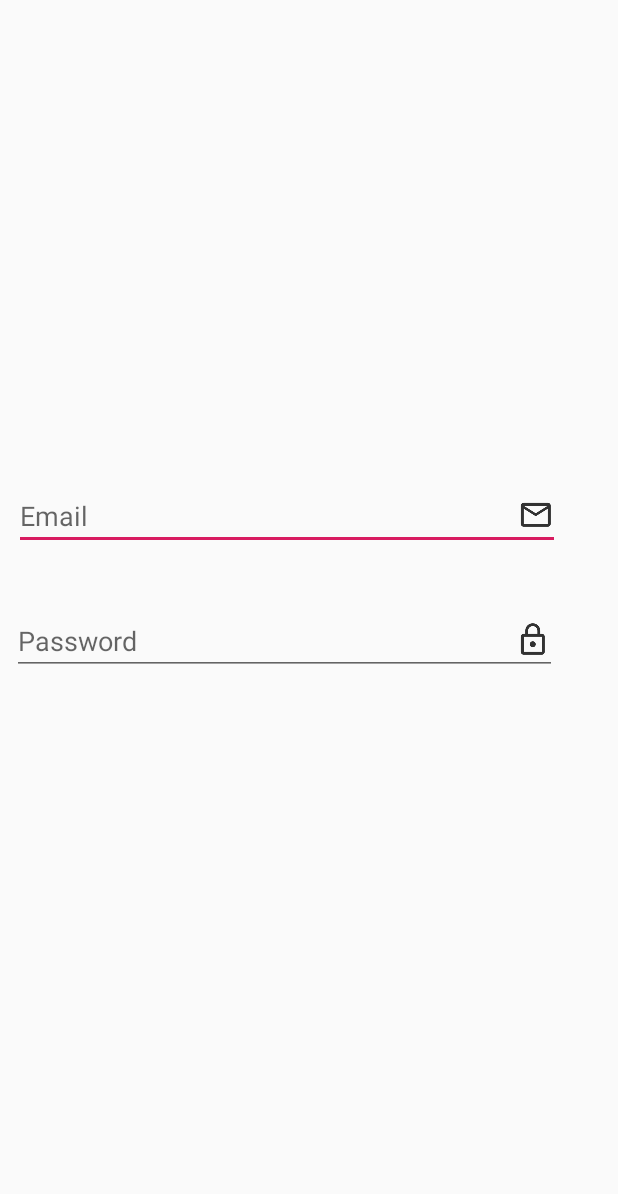
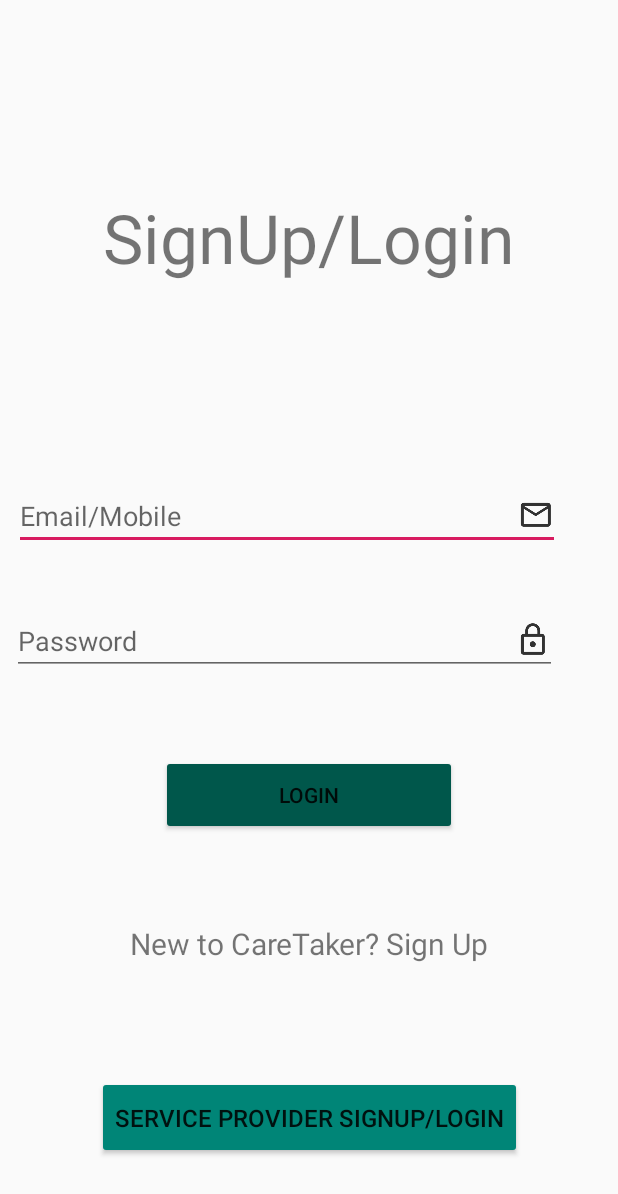
Before and after one commit to caretaker023/CareTaker, an Android app: the screen it shows after launch (HomeActivity), on a phone screen of 412 x 824 dp. Shown: the top 1194 px of the screen. Run offline under Robolectric (Android 15) with nearby library versions, the phone set to English and light mode, and no system bars.

```diff
--- a/app/src/main/res/layout/activity_home.xml
+++ b/app/src/main/res/layout/activity_home.xml
@@ -14,6 +14,8 @@
         android:layout_marginTop="8dp"
         android:layout_marginEnd="8dp"
         android:layout_marginBottom="8dp"
+        android:autofillHints=""
+        android:drawableEnd="@drawable/mail"
         android:ems="10"
         android:hint="@string/email"
         android:inputType="textPersonName"
@@ -22,9 +24,7 @@
         app:layout_constraintHorizontal_bias="0.052"
         app:layout_constraintStart_toStartOf="parent"
         app:layout_constraintTop_toTopOf="parent"
-        app:layout_constraintVertical_bias="0.411"
-        android:autofillHints=""
-        android:drawableEnd="@drawable/mail"/>
+        app:layout_constraintVertical_bias="0.411" />
 
     <EditText
         android:id="@+id/editText3"
@@ -45,4 +45,69 @@
         app:layout_constraintVertical_bias="0.52"
         android:importantForAutofill="no"
         android:drawableEnd="@drawable/lock"/>
+
+    <TextView
+        android:id="@+id/textView2"
+        android:layout_width="wrap_content"
+        android:layout_height="wrap_content"
+        android:layout_marginStart="8dp"
+        android:layout_marginTop="8dp"
+        android:layout_marginEnd="8dp"
+        android:layout_marginBottom="8dp"
+        android:text="@string/signup_login"
+        android:textSize="45sp"
+        app:layout_constraintBottom_toBottomOf="parent"
+        app:layout_constraintEnd_toEndOf="parent"
+        app:layout_constraintStart_toStartOf="parent"
+        app:layout_constraintTop_toTopOf="parent"
+        app:layout_constraintVertical_bias="0.161" />
+
+    <Button
+        android:id="@+id/button"
+        android:layout_width="197dp"
+        android:layout_height="53dp"
+        android:layout_marginStart="8dp"
+        android:layout_marginTop="8dp"
+        android:layout_marginEnd="8dp"
+        android:layout_marginBottom="8dp"
+        android:backgroundTint="@color/colorPrimaryDark"
+        android:text="@string/login"
+        app:layout_constraintBottom_toBottomOf="parent"
+        app:layout_constraintEnd_toEndOf="parent"
+        app:layout_constraintStart_toStartOf="parent"
+        app:layout_constraintTop_toTopOf="parent"
+        app:layout_constraintVertical_bias="0.656" />
+
+    <TextView
+        android:id="@+id/textView3"
+        android:layout_width="wrap_content"
+        android:layout_height="27dp"
+        android:layout_marginStart="8dp"
+        android:layout_marginTop="8dp"
+        android:layout_marginEnd="8dp"
+        android:layout_marginBottom="8dp"
+        android:text="@string/new_to_caretaker_sign_up"
+        android:textSize="20sp"
+        app:layout_constraintBottom_toBottomOf="parent"
+        app:layout_constraintEnd_toEndOf="parent"
+        app:layout_constraintStart_toStartOf="parent"
+        app:layout_constraintTop_toTopOf="parent"
+        app:layout_constraintVertical_bias="0.778" />
+
+    <Button
+        android:id="@+id/button2"
+        android:layout_width="wrap_content"
+        android:layout_height="55dp"
+        android:layout_marginStart="8dp"
+        android:layout_marginTop="8dp"
+        android:layout_marginEnd="8dp"
+        android:layout_marginBottom="8dp"
+        android:backgroundTint="@color/colorPrimary"
+        android:text="@string/service_provider_signup_login"
+        android:textSize="16sp"
+        app:layout_constraintBottom_toBottomOf="parent"
+        app:layout_constraintEnd_toEndOf="parent"
+        app:layout_constraintStart_toStartOf="parent"
+        app:layout_constraintTop_toTopOf="parent"
+        app:layout_constraintVertical_bias="0.942" />
 </android.support.constraint.ConstraintLayout>
--- a/app/src/main/res/values/colors.xml
+++ b/app/src/main/res/values/colors.xml
@@ -1,6 +1,6 @@
 <?xml version="1.0" encoding="utf-8"?>
 <resources>
     <color name="colorPrimary">#008577</color>
-    <color name="colorPrimaryDark">#00574B</color>
+    <color name="colorPrimaryDark">#00574b</color>
     <color name="colorAccent">#D81B60</color>
 </resources>
--- a/app/src/main/res/values/strings.xml
+++ b/app/src/main/res/values/strings.xml
@@ -3,7 +3,11 @@
     <string name="todo">TODO</string>
     <string name="hair_cut_shave_massage_and_lot_more">Hair cut,shave,massage, And lot more</string>
     <string name="at_your_doorstep">At your doorstep</string>
-    <string name="email">Email</string>
+    <string name="email">Email/Mobile</string>
     <string name="password">Password</string>
+    <string name="service_provider_signup_login">Service Provider Signup/Login</string>
+    <string name="new_to_caretaker_sign_up">New to CareTaker? Sign Up</string>
+    <string name="login">Login</string>
+    <string name="signup_login">SignUp/Login</string>
 
 </resources>
```
